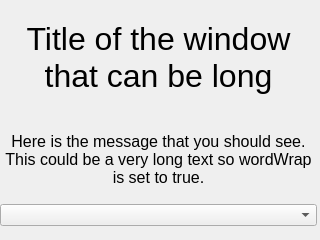
BackupTheBerlios/openphysic-svn, file uc_projets/openchrono/gui_qt/openchrono/ui/questions.ui: the form before one commit.
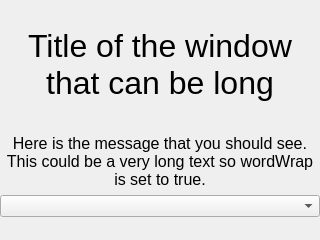
The form after the commit.

The edit to the form file:
```diff
--- a/uc_projets/openchrono/gui_qt/openchrono/ui/questions.ui
+++ b/uc_projets/openchrono/gui_qt/openchrono/ui/questions.ui
@@ -17,11 +17,17 @@
     <rect>
      <x>0</x>
      <y>1</y>
-     <width>317</width>
+     <width>320</width>
      <height>241</height>
     </rect>
    </property>
    <layout class="QVBoxLayout" >
+    <property name="margin" >
+     <number>0</number>
+    </property>
+    <property name="spacing" >
+     <number>6</number>
+    </property>
     <item>
      <spacer>
       <property name="orientation" >
@@ -41,7 +47,9 @@
     <item>
      <widget class="QLabel" name="lblTitle" >
       <property name="sizePolicy" >
-       <sizepolicy vsizetype="Maximum" hsizetype="Expanding" >
+       <sizepolicy>
+        <hsizetype>0</hsizetype>
+        <vsizetype>0</vsizetype>
         <horstretch>0</horstretch>
         <verstretch>0</verstretch>
        </sizepolicy>
@@ -80,10 +88,18 @@
     </item>
     <item>
      <layout class="QVBoxLayout" >
+      <property name="margin" >
+       <number>0</number>
+      </property>
+      <property name="spacing" >
+       <number>6</number>
+      </property>
       <item>
        <widget class="QLabel" name="lblQuestion" >
         <property name="sizePolicy" >
-         <sizepolicy vsizetype="Preferred" hsizetype="Expanding" >
+         <sizepolicy>
+          <hsizetype>1</hsizetype>
+          <vsizetype>0</vsizetype>
           <horstretch>0</horstretch>
           <verstretch>0</verstretch>
          </sizepolicy>
```
Left out of the diff: 2 changed lines with no effect on the pictures.
